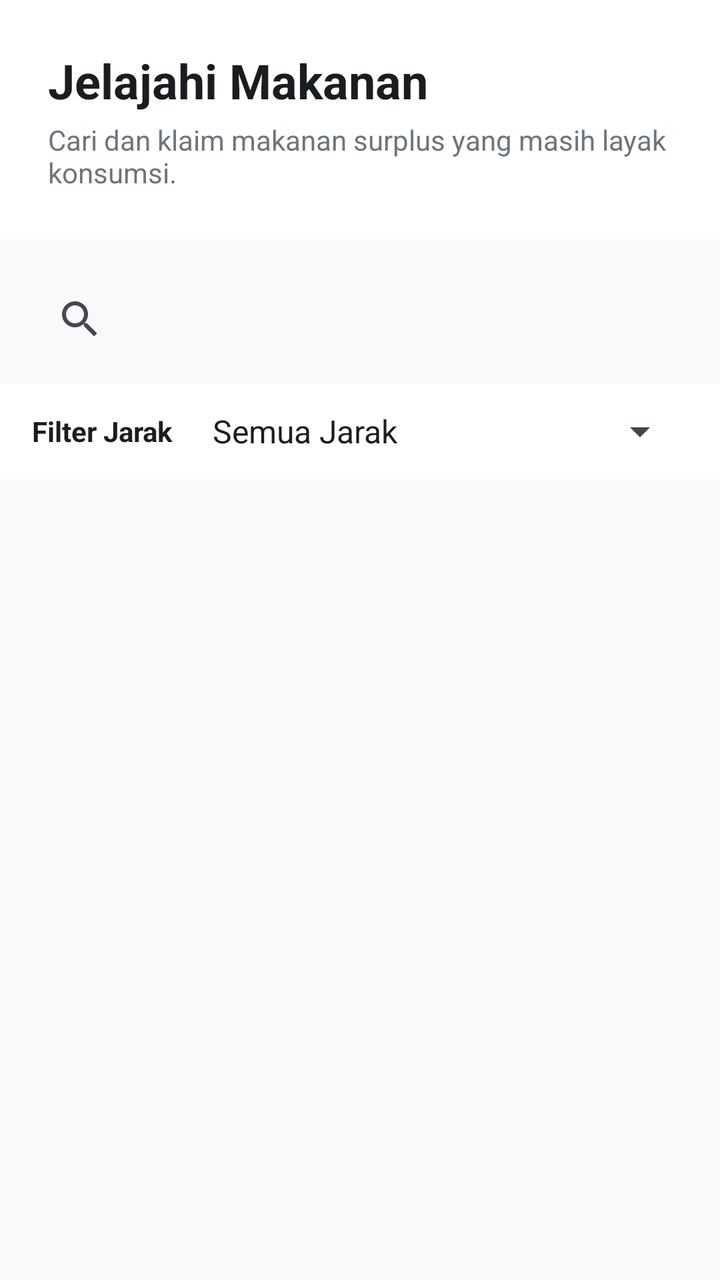
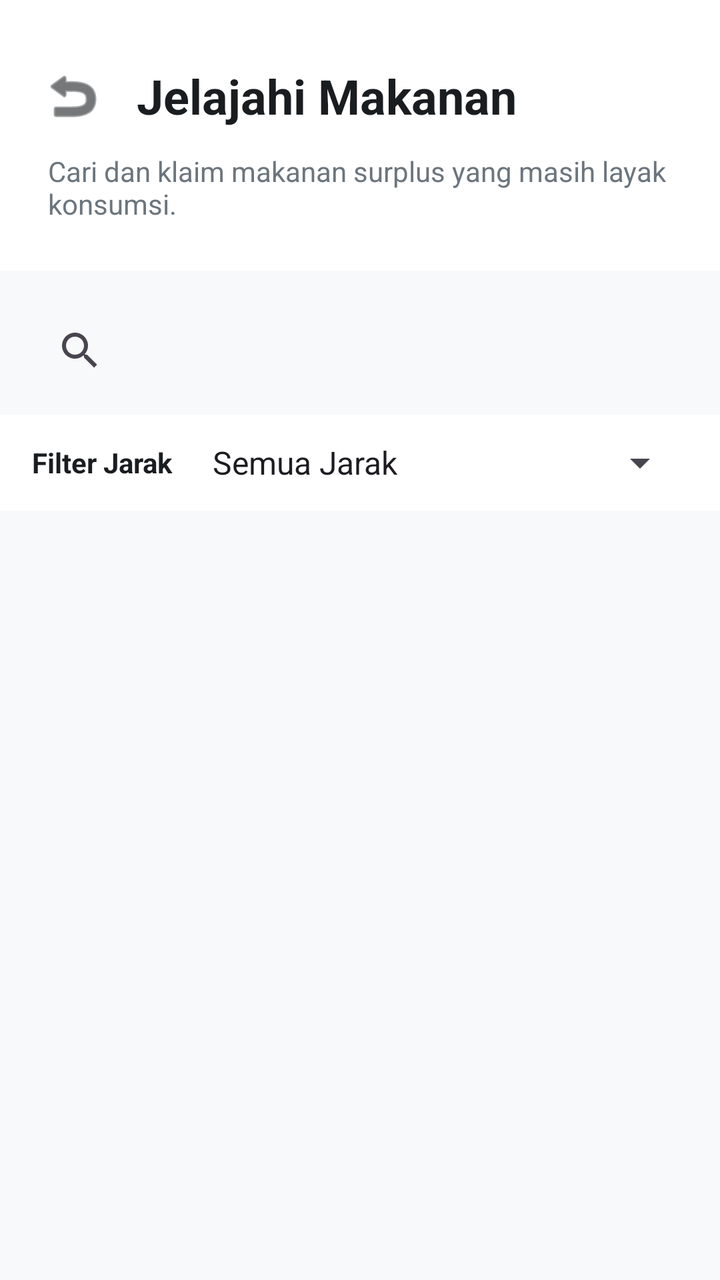

Screens rendered from an Android XML layout before and after an edit, with the pre-edit source and the edit as a unified diff.
<!-- AndroidManifest.xml: application theme Theme.UASPROJECTZEROWASTE -->
<!-- res/layout/activity_food_list.xml -->
<?xml version="1.0" encoding="utf-8"?>
<androidx.constraintlayout.widget.ConstraintLayout
    xmlns:android="http://schemas.android.com/apk/res/android"
    xmlns:app="http://schemas.android.com/apk/res-auto"
    android:layout_width="match_parent"
    android:layout_height="match_parent"
    android:background="#F8F9FA">

    <LinearLayout
        android:id="@+id/layoutHeaderList"
        android:layout_width="0dp"
        android:layout_height="wrap_content"
        android:orientation="vertical"
        android:padding="24dp"
        android:background="#FFFFFF"
        app:layout_constraintTop_toTopOf="parent"
        app:layout_constraintStart_toStartOf="parent"
        app:layout_constraintEnd_toEndOf="parent">

        <TextView
            android:layout_width="wrap_content"
            android:layout_height="wrap_content"
            android:text="Jelajahi Makanan"
            android:textSize="24sp"
            android:textStyle="bold"
            android:textColor="#1A1D20"/>

        <TextView
            android:layout_width="wrap_content"
            android:layout_height="wrap_content"
            android:text="Cari dan klaim makanan surplus yang masih layak konsumsi."
            android:textSize="14sp"
            android:textColor="#6C757D"
            android:layout_marginTop="4dp"/>

    </LinearLayout>

    <androidx.appcompat.widget.SearchView
        android:id="@+id/searchFood"
        android:layout_width="0dp"
        android:layout_height="wrap_content"
        android:layout_marginStart="16dp"
        android:layout_marginTop="16dp"
        android:layout_marginEnd="16dp"
        android:queryHint="Cari makanan..."
        android:iconifiedByDefault="false"
        app:layout_constraintTop_toBottomOf="@id/layoutHeaderList"
        app:layout_constraintStart_toStartOf="parent"
        app:layout_constraintEnd_toEndOf="parent"/>

    <LinearLayout
        android:id="@+id/layoutFilter"
        android:layout_width="0dp"
        android:layout_height="wrap_content"
        android:orientation="horizontal"
        android:gravity="center_vertical"
        android:paddingStart="16dp"
        android:paddingEnd="16dp"
        android:paddingTop="12dp"
        android:paddingBottom="12dp"
        android:background="#FFFFFF"
        android:layout_marginTop="8dp"
        app:layout_constraintTop_toBottomOf="@id/searchFood"
        app:layout_constraintStart_toStartOf="parent"
        app:layout_constraintEnd_toEndOf="parent">

        <TextView
            android:layout_width="wrap_content"
            android:layout_height="wrap_content"
            android:text="Filter Jarak"
            android:textStyle="bold"
            android:textSize="14sp"
            android:textColor="#1A1D20"/>

        <Spinner
            android:id="@+id/spinnerDistanceFilter"
            android:layout_width="0dp"
            android:layout_height="wrap_content"
            android:layout_weight="1"
            android:layout_marginStart="12dp"
            android:entries="@array/filter_jarak_options"/>

    </LinearLayout>

    <androidx.recyclerview.widget.RecyclerView
        android:id="@+id/rvFoodList"
        android:layout_width="0dp"
        android:layout_height="0dp"
        android:paddingTop="8dp"
        android:paddingBottom="8dp"
        android:clipToPadding="false"
        app:layout_constraintTop_toBottomOf="@id/layoutFilter"
        app:layout_constraintBottom_toBottomOf="parent"
        app:layout_constraintStart_toStartOf="parent"
        app:layout_constraintEnd_toEndOf="parent"/>

</androidx.constraintlayout.widget.ConstraintLayout>
<!-- resources referenced by this layout -->
<resources>
  <string-array name="filter_jarak_options">
          <item>Semua Jarak</item>
          <item>≤ 2 km</item>
          <item>≤ 5 km</item>
          <item>≤ 10 km</item>
      </string-array>
  <style name="Theme.UASPROJECTZEROWASTE" parent="Base.Theme.UASPROJECTZEROWASTE" />
  <style name="Base.Theme.UASPROJECTZEROWASTE" parent="Theme.Material3.DayNight.NoActionBar">
          
          
      </style>
</resources>

<!-- the commit's change to res/layout/activity_food_list.xml (unified diff, before → after) -->
@@ -17,13 +17,31 @@
         app:layout_constraintStart_toStartOf="parent"
         app:layout_constraintEnd_toEndOf="parent">
 
-        <TextView
-            android:layout_width="wrap_content"
+        <LinearLayout
+            android:layout_width="match_parent"
             android:layout_height="wrap_content"
-            android:text="Jelajahi Makanan"
-            android:textSize="24sp"
-            android:textStyle="bold"
-            android:textColor="#1A1D20"/>
+            android:orientation="horizontal"
+            android:gravity="center_vertical">
+
+            <ImageButton
+                android:id="@+id/btnBackFoodList"
+                android:layout_width="48dp"
+                android:layout_height="48dp"
+                android:background="?attr/selectableItemBackgroundBorderless"
+                android:src="@android:drawable/ic_menu_revert"
+                android:contentDescription="Back"
+                android:layout_marginStart="-12dp"
+                app:tint="#1A1D20" />
+
+            <TextView
+                android:layout_width="wrap_content"
+                android:layout_height="wrap_content"
+                android:text="Jelajahi Makanan"
+                android:textSize="24sp"
+                android:textStyle="bold"
+                android:textColor="#1A1D20"
+                android:layout_marginStart="8dp"/>
+        </LinearLayout>
 
         <TextView
             android:layout_width="wrap_content"
